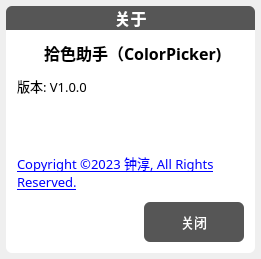
Above: AboutWidget.ui from RobbEr929/ColorPicker before the change. Below: the same form after it.
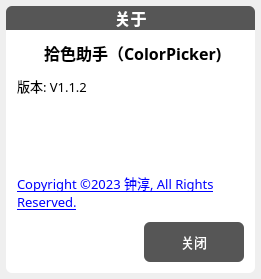
That is the form after the change. Icons and pictures are not drawn.

What changed in the file:
```diff
--- a/AboutWidget.ui
+++ b/AboutWidget.ui
@@ -7,7 +7,7 @@
     <x>0</x>
     <y>0</y>
     <width>261</width>
-    <height>259</height>
+    <height>279</height>
    </rect>
   </property>
   <property name="sizePolicy">
@@ -262,7 +262,7 @@
             </font>
            </property>
            <property name="text">
-            <string>版本: V1.0.0</string>
+            <string>版本: V1.1.2</string>
            </property>
           </widget>
          </item>
```
